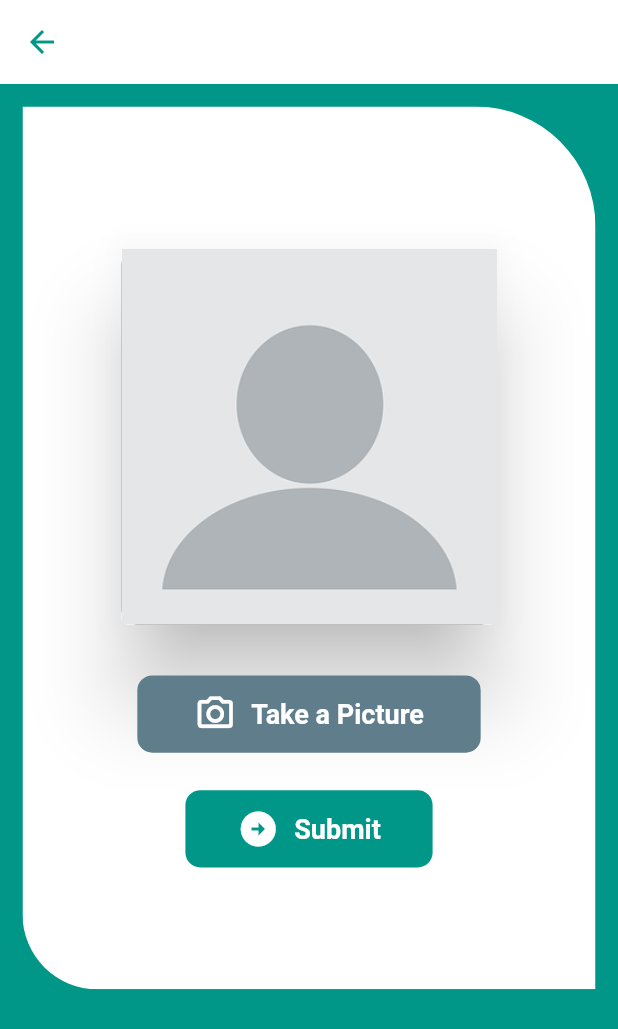
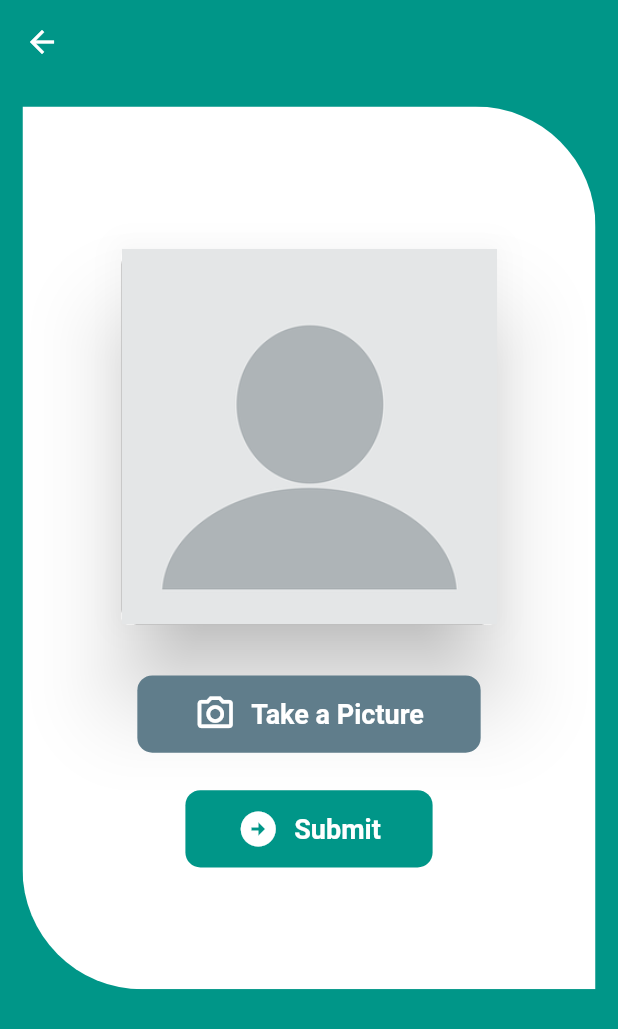
Before and after one commit to Tahmina-Bristy7/Attendance_app, a Flutter app: the screen it shows after launch, after a tap on "Login", on a phone screen of 412 x 824 dp. Shown: the top 1029 px of the screen. Run offline on Flutter 3.47's test engine with Material 2 defaults, Android fonts, the phone set to English and light mode, and no system bars; our stand-ins replace geocoding, geolocator, image_picker.

Commit message:
added some design issue

```diff
--- a/lib/Screens/homepage.dart
+++ b/lib/Screens/homepage.dart
@@ -64,6 +64,7 @@ class _HomePageState extends State<HomePage> {
         Address =
             '${place.street}, ${place.subLocality}, ${place.locality}, ${place.postalCode}, ${place.country}';
       });
+      print(Address);
     }
 
     @override
@@ -76,10 +77,10 @@ class _HomePageState extends State<HomePage> {
     return Scaffold(
       backgroundColor: Colors.teal,
       appBar: AppBar(
-        backgroundColor: Colors.white,
+        backgroundColor: Colors.transparent,
         elevation: 0,
         leading: IconButton(
-          icon: Icon(Icons.arrow_back, color: Colors.teal),
+          icon: const Icon(Icons.arrow_back, color: Colors.white),
           onPressed: () {
             Navigator.of(context).pop();
           },
@@ -88,7 +89,7 @@ class _HomePageState extends State<HomePage> {
       body: Padding(
         padding: const EdgeInsets.only(top: 15, left: 15, right: 15),
         child: ClipRRect(
-          borderRadius: BorderRadius.only(topRight: Radius.circular(80)),
+          borderRadius: const BorderRadius.only(topRight: Radius.circular(80)),
           child: Container(
             height: MediaQuery.of(context).size.height / 1.4,
             width: MediaQuery.of(context).size.width,
@@ -96,7 +97,7 @@ class _HomePageState extends State<HomePage> {
                 color: Colors.white,
                 borderRadius: BorderRadius.only(
                     //bottomRight: Radius.circular(50),
-                    bottomLeft: Radius.circular(50))),
+                    bottomLeft: Radius.circular(80))),
             child: Center(
               child: Column(
                 mainAxisAlignment: MainAxisAlignment.center,
--- a/lib/Screens/login_page.dart
+++ b/lib/Screens/login_page.dart
@@ -34,8 +34,10 @@ class _LoginPageState extends State<LoginPage> {
   Widget build(BuildContext context) {
     screenHeight = MediaQuery.of(context).size.height;
     screenWidth = MediaQuery.of(context).size.width;
+    bool _obscureText = true;
 
     return Scaffold(
+      // resizeToAvoidBottomInset: false,
       backgroundColor: Colors.teal,
       body: SafeArea(
         child: SingleChildScrollView(
@@ -45,20 +47,22 @@ class _LoginPageState extends State<LoginPage> {
                 height: screenHeight / 4,
                 width: screenWidth,
                 child: Center(
-                    child: Text('Welcome to Our Company',
+                  child: Text('Sign In',
                       style: TextStyle(
-                            color: Colors.white, fontSize: screenWidth / 14))),
+                          color: Colors.white, fontSize: screenWidth / 14)),
                 ),
-              Container(
+              ),
+              SingleChildScrollView(
+                scrollDirection: Axis.vertical,
+                child: Container(
                   alignment: Alignment.bottomCenter,
-                height: screenHeight - screenHeight / 4,
+                  height: screenHeight - screenHeight / 3.2,
                   width: screenWidth,
                   decoration: BoxDecoration(
                       color: initialColor,
-                    borderRadius: BorderRadius.only(
-                        topRight: const Radius.circular(60),
-                        topLeft: const Radius.circular(60))),
-                child: Flexible(
+                      borderRadius: const BorderRadius.only(
+                          topRight: Radius.circular(60),
+                          topLeft: Radius.circular(60))),
                   child: Padding(
                     padding: EdgeInsets.symmetric(horizontal: screenWidth / 60),
                     child: Column(
@@ -67,12 +71,19 @@ class _LoginPageState extends State<LoginPage> {
                           height: screenHeight / 28,
                         ),
                         Text(
-                          'Login',
+                          'Welcome Back',
                           style: TextStyle(
                               color: Colors.teal,
                               fontSize: screenWidth / 9,
                               fontWeight: FontWeight.bold),
                         ),
+                        Text(
+                          'Glad to see you!',
+                          style: TextStyle(
+                              color: Colors.grey, fontSize: screenWidth / 16),
+                        ),
+
+                        // Login form
                         Form(
                           key: _formKey,
                           child: Padding(
@@ -84,7 +95,9 @@ class _LoginPageState extends State<LoginPage> {
                                 TextFormField(
                                   decoration: const InputDecoration(
                                       labelText: 'Company Id',
-                                      labelStyle: TextStyle(color: Colors.teal),
+                                      labelStyle: TextStyle(
+                                        color: Colors.teal,
+                                      ),
                                       prefixIcon: Icon(Icons.person,
                                           color: Colors.teal)),
                                   controller: _companyIdController,
@@ -118,12 +131,14 @@ class _LoginPageState extends State<LoginPage> {
                                   height: screenHeight / 50,
                                 ),
                                 TextFormField(
+                                  obscureText: true,
+                                  controller: _passwordController,
                                   decoration: const InputDecoration(
                                     labelText: 'Password',
                                     labelStyle: TextStyle(color: Colors.teal),
-                                      prefixIcon: Icon(Icons.vpn_key,
-                                          color: Colors.teal)),
-                                  controller: _passwordController,
+                                    prefixIcon:
+                                        Icon(Icons.vpn_key, color: Colors.teal),
+                                  ),
                                   validator: (value) {
                                     if (value != password) {
                                       return 'Please Your Valid Password';
```
Lines whose indentation alone changed are shown as unchanged.
